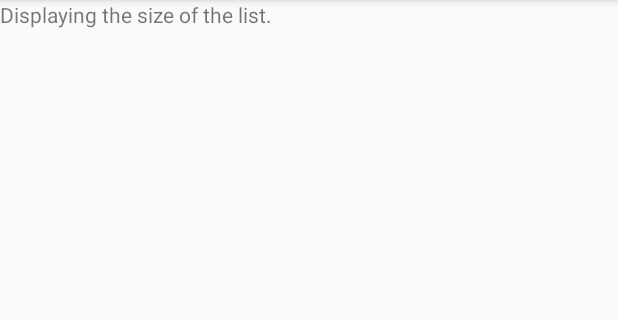
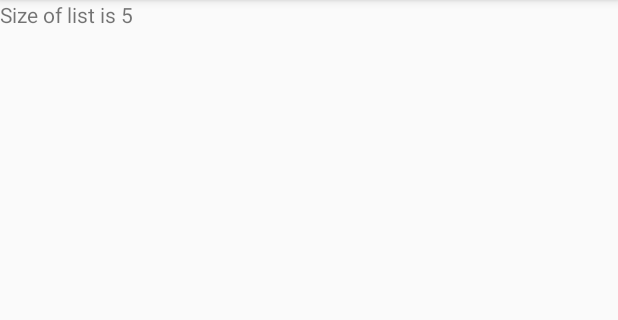
Before and after one commit to pgrath/ListLab, an Android app: the screen it shows after launch (MainActivity), in the options menu, after a tap on "Show size of list", on a phone screen of 412 x 824 dp, the part 84-404 px from its top. Run offline under Robolectric (Android 15) with nearby library versions, the phone set to English and light mode, and no system bars.

```diff
--- a/app/src/main/java/com/example/halper/listlab/MainActivity.java
+++ b/app/src/main/java/com/example/halper/listlab/MainActivity.java
@@ -97,6 +97,7 @@ public class MainActivity extends AppCompatActivity {
 
             tv.append(the_list.get(j) + '\n');
 
+
     } // end onOption1
 
     public void onOption2(MenuItem i)
@@ -110,8 +111,11 @@ public class MainActivity extends AppCompatActivity {
     public void onOption3(MenuItem i)
     {
         // YYY: show the list size
+        StringList the_list;
+        the_list = StringList.getInstance();
 
-        tv.setText("Displaying the size of the list.");
+        tv.setText("Displaying the size of the list." + "\n");
+        tv.setText("Size of list is " + the_list.size());
 
     } // end onOption3
 
```
Also changed, not shown: 1 other file.
